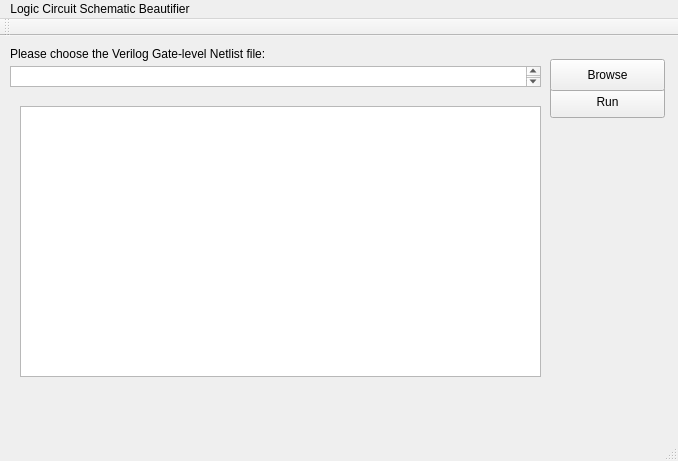
Qt form ui - updated /Logic-Circuit-Beautifier/mainwindow.ui (sohaida-reyad/CSCE-337-Project-1) before a commit.
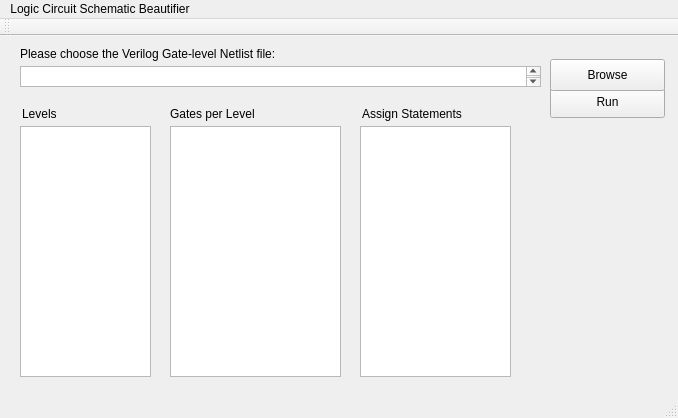
The same form after that commit.

Diff of the .ui file:
```diff
--- a/ui - updated /Logic-Circuit-Beautifier/mainwindow.ui
+++ b/ui - updated /Logic-Circuit-Beautifier/mainwindow.ui
@@ -7,7 +7,7 @@
     <x>0</x>
     <y>0</y>
     <width>678</width>
-    <height>461</height>
+    <height>418</height>
    </rect>
   </property>
   <property name="windowTitle">
@@ -17,7 +17,7 @@
    <widget class="QLabel" name="label">
     <property name="geometry">
      <rect>
-      <x>10</x>
+      <x>20</x>
       <y>10</y>
       <width>301</width>
       <height>16</height>
@@ -56,22 +56,81 @@
    <widget class="QTextBrowser" name="textBrowser">
     <property name="geometry">
      <rect>
-      <x>10</x>
+      <x>20</x>
       <y>30</y>
-      <width>531</width>
+      <width>521</width>
       <height>21</height>
      </rect>
     </property>
    </widget>
+   <widget class="QTextBrowser" name="textBrowser_3">
+    <property name="geometry">
+     <rect>
+      <x>170</x>
+      <y>90</y>
+      <width>171</width>
+      <height>251</height>
+     </rect>
+    </property>
+   </widget>
+   <widget class="QListWidget" name="listWidget">
+    <property name="geometry">
+     <rect>
+      <x>20</x>
+      <y>90</y>
+      <width>131</width>
+      <height>251</height>
+     </rect>
+    </property>
+   </widget>
+   <widget class="QLabel" name="label_2">
+    <property name="geometry">
+     <rect>
+      <x>22</x>
+      <y>70</y>
+      <width>59</width>
+      <height>16</height>
+     </rect>
+    </property>
+    <property name="text">
+     <string>Levels</string>
+    </property>
+   </widget>
+   <widget class="QLabel" name="label_3">
+    <property name="geometry">
+     <rect>
+      <x>170</x>
+      <y>70</y>
+      <width>111</width>
+      <height>16</height>
+     </rect>
+    </property>
+    <property name="text">
+     <string>Gates per Level</string>
+    </property>
+   </widget>
    <widget class="QTextBrowser" name="textBrowser_2">
     <property name="geometry">
      <rect>
-      <x>20</x>
+      <x>360</x>
+      <y>90</y>
+      <width>151</width>
+      <height>251</height>
+     </rect>
+    </property>
+   </widget>
+   <widget class="QLabel" name="label_4">
+    <property name="geometry">
+     <rect>
+      <x>362</x>
       <y>70</y>
-      <width>521</width>
-      <height>271</height>
+      <width>131</width>
+      <height>16</height>
      </rect>
     </property>
+    <property name="text">
+     <string>Assign Statements</string>
+    </property>
    </widget>
   </widget>
   <widget class="QMenuBar" name="menuBar">
```
